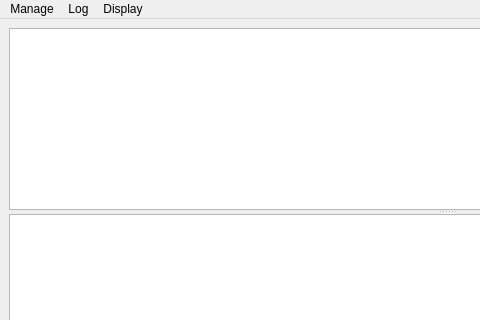
First picture: the form in doubleBarrel/monitor/gui/ui/mainUI.ui, repository Mathieson/DoubleBarrel, before the edit; both pictures show x 0 to 480 and y 0 to 320 of the 893 by 432 pixel window.
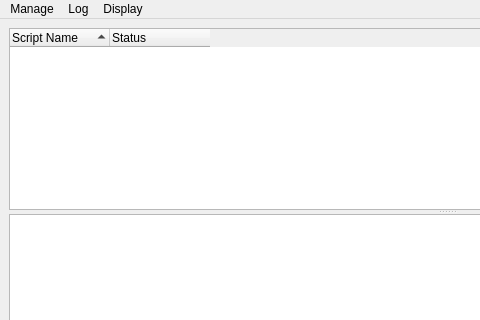
Second picture: the form after the edit. Icons and pictures are not drawn.

Commit message: Implementing the add and remove server buttons in the GUI.

The edit to the form file:
```diff
--- a/doubleBarrel/monitor/gui/ui/mainUI.ui
+++ b/doubleBarrel/monitor/gui/ui/mainUI.ui
@@ -25,6 +25,9 @@
        <enum>Qt::Vertical</enum>
       </property>
       <widget class="QTreeWidget" name="serverTree">
+       <property name="alternatingRowColors">
+        <bool>true</bool>
+       </property>
        <property name="sortingEnabled">
         <bool>true</bool>
        </property>
@@ -32,6 +35,15 @@
         <bool>true</bool>
        </property>
        <attribute name="headerVisible">
+        <bool>true</bool>
+       </attribute>
+       <attribute name="headerStretchLastSection">
+        <bool>false</bool>
+       </attribute>
+       <attribute name="headerVisible">
+        <bool>true</bool>
+       </attribute>
+       <attribute name="headerStretchLastSection">
         <bool>false</bool>
        </attribute>
        <column>
@@ -39,6 +51,11 @@
          <string>Script Name</string>
         </property>
        </column>
+       <column>
+        <property name="text">
+         <string>Status</string>
+        </property>
+       </column>
       </widget>
       <widget class="QTextBrowser" name="logOutput"/>
      </widget>
```
The commit also changes 4 other files.
